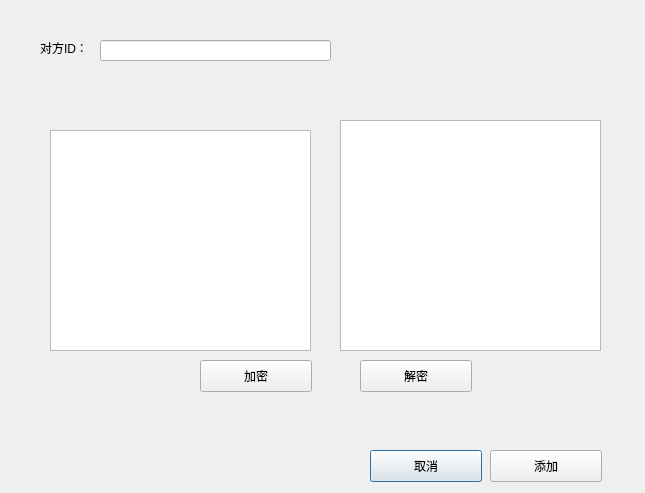
imteam2019/imclient, file src/newfriend.ui: the form before one commit.
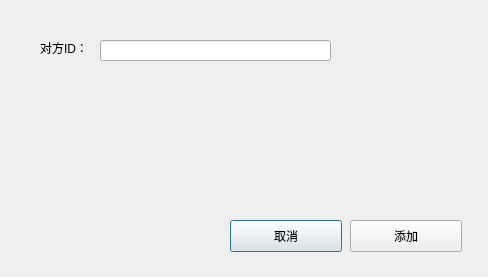
The form after the commit.

Commit message: updated NewFriend class method and windows ui;

Diff of the .ui file:
```diff
--- a/src/newfriend.ui
+++ b/src/newfriend.ui
@@ -6,8 +6,8 @@
    <rect>
     <x>0</x>
     <y>0</y>
-    <width>645</width>
-    <height>493</height>
+    <width>488</width>
+    <height>277</height>
    </rect>
   </property>
   <property name="windowTitle">
@@ -16,8 +16,8 @@
   <widget class="QPushButton" name="btnCancel">
    <property name="geometry">
     <rect>
-     <x>370</x>
-     <y>450</y>
+     <x>230</x>
+     <y>220</y>
      <width>112</width>
      <height>32</height>
     </rect>
@@ -29,8 +29,8 @@
   <widget class="QPushButton" name="btnAdd">
    <property name="geometry">
     <rect>
-     <x>490</x>
-     <y>450</y>
+     <x>350</x>
+     <y>220</y>
      <width>112</width>
      <height>32</height>
     </rect>
@@ -68,52 +68,6 @@
     <set>Qt::AlignRight|Qt::AlignTrailing|Qt::AlignVCenter</set>
    </property>
   </widget>
-  <widget class="QPushButton" name="btnEncrypt">
-   <property name="geometry">
-    <rect>
-     <x>200</x>
-     <y>360</y>
-     <width>112</width>
-     <height>32</height>
-    </rect>
-   </property>
-   <property name="text">
-    <string>加密</string>
-   </property>
-  </widget>
-  <widget class="QPushButton" name="btnDecrypt">
-   <property name="geometry">
-    <rect>
-     <x>360</x>
-     <y>360</y>
-     <width>112</width>
-     <height>32</height>
-    </rect>
-   </property>
-   <property name="text">
-    <string>解密</string>
-   </property>
-  </widget>
-  <widget class="QTextEdit" name="teditleft">
-   <property name="geometry">
-    <rect>
-     <x>50</x>
-     <y>130</y>
-     <width>261</width>
-     <height>221</height>
-    </rect>
-   </property>
-  </widget>
-  <widget class="QTextEdit" name="teditright">
-   <property name="geometry">
-    <rect>
-     <x>340</x>
-     <y>120</y>
-     <width>261</width>
-     <height>231</height>
-    </rect>
-   </property>
-  </widget>
  </widget>
  <resources/>
  <connections>
```
The commit also changes 4 other files.
